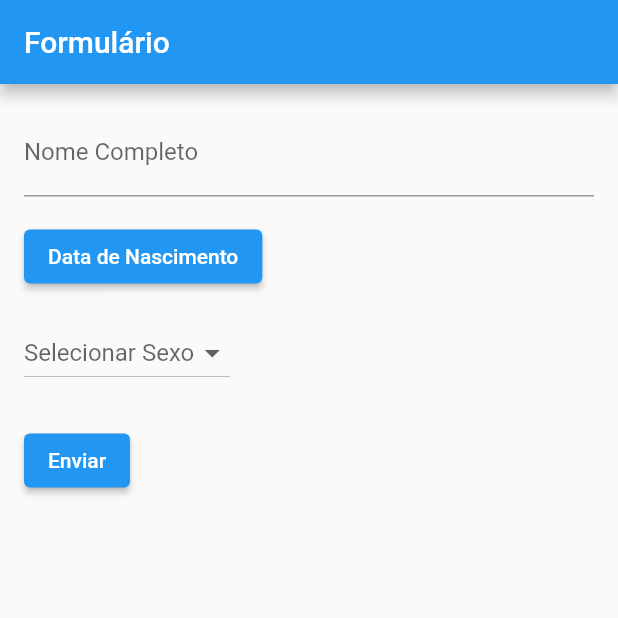
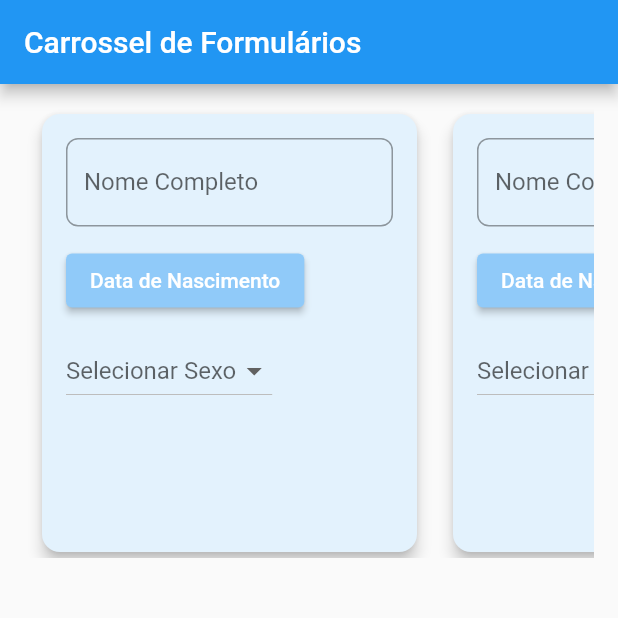
Before and after one commit to MariaEgoetz/MOBILE-2025, a Flutter app: the screen it shows after launch, on a phone screen of 412 x 824 dp, the top half of it. Run offline on Flutter 3.47's test engine with Material 3 defaults, Android fonts, the phone set to English and light mode, and no system bars.

Commit message:
Atividade presença do dia 09-08 carrossel de formulario

```diff
--- a/lib/TelaInicial.dart
+++ b/lib/TelaInicial.dart
@@ -6,31 +6,68 @@ class TelaInicial extends StatefulWidget {
 }
 
 class _TelaInicialState extends State<TelaInicial> {
-  String nome = '';
-  DateTime? dataNascimento;
-  String? sexo;
+
   String mensagem = '';
 
   @override
   Widget build(BuildContext context) {
     return Scaffold(
-      appBar: AppBar(title: Text('Formulário')),
+      appBar: AppBar(title: Text('Carrossel de Formulários')),
       body: Padding(
+        padding: EdgeInsets.all(16),
+        child: SizedBox(
+          height: 300, // Altura fixa para o carrossel
+          child: ListView.builder(
+            scrollDirection: Axis.horizontal,
+            itemCount: 3, // Número de cards, ajuste se quiser mais
+            itemBuilder: (context, index) {
+              return Padding(
+                padding: EdgeInsets.symmetric(horizontal: 8),
+                child: MicroFormCard(),
+              );
+            },
+          ),
+        ),
+      ),
+    );
+  }
+}
+//micro formulario
+class MicroFormCard extends StatefulWidget {
+  @override
+  _MicroFormCardState createState() => _MicroFormCardState();
+}
+
+class _MicroFormCardState extends State<MicroFormCard> {
+  String nome = '';
+  DateTime? dataNascimento;
+  String? sexo;
+
+  @override
+  Widget build(BuildContext context) {
+    return Card(
+      elevation: 4,
+      shape: RoundedRectangleBorder(borderRadius: BorderRadius.circular(12)),
+      color: Colors.blue[50], // Cor bonitinha
+      child: SizedBox(
+        width: 250, // Largura de cada card
+        child: Padding(
           padding: EdgeInsets.all(16),
           child: Column(
             crossAxisAlignment: CrossAxisAlignment.start,
             children: [
-
               TextField(
-              decoration: InputDecoration(labelText: 'Nome Completo'),
+                decoration: InputDecoration(
+                  labelText: 'Nome Completo',
+                  border: OutlineInputBorder(borderRadius: BorderRadius.circular(8)),
+                ),
                 onChanged: (valor) {
                   nome = valor;
                 },
               ),
-
-            SizedBox(height: 16),
-
+              SizedBox(height: 12),
               ElevatedButton(
+                style: ElevatedButton.styleFrom(backgroundColor: Colors.blue[200]),
                 onPressed: () async {
                   DateTime? escolhida = await showDatePicker(
                     context: context,
@@ -38,7 +75,6 @@ class _TelaInicialState extends State<TelaInicial> {
                     firstDate: DateTime(1900),
                     lastDate: DateTime.now(),
                   );
-
                   if (escolhida != null) {
                     setState(() {
                       dataNascimento = escolhida;
@@ -47,17 +83,14 @@ class _TelaInicialState extends State<TelaInicial> {
                 },
                 child: Text('Data de Nascimento'),
               ),
-
               if (dataNascimento != null)
                 Padding(
                   padding: EdgeInsets.only(top: 8),
                   child: Text(
-                  'Data escolhida: ${dataNascimento!.day}/${dataNascimento!.month}/${dataNascimento!.year}',
+                    'Data: ${dataNascimento!.day}/${dataNascimento!.month}/${dataNascimento!.year}',
                   ),
                 ),
-
-            SizedBox(height: 16),
-
+              SizedBox(height: 12),
               DropdownButton<String>(
                 hint: Text('Selecionar Sexo'),
                 value: sexo,
@@ -70,42 +103,8 @@ class _TelaInicialState extends State<TelaInicial> {
                   });
                 },
               ),
-
-            SizedBox(height: 24),
-
-            ElevatedButton(
-              onPressed: () {
-                if (nome.isEmpty || dataNascimento == null || sexo == null) {
-                  setState(() {
-                    mensagem = 'Preencha todos os campos.';
-                  });
-                  return;
-                }
-
-                int idade = DateTime.now().year - dataNascimento!.year;
-
-                DateTime hoje = DateTime.now();
-                if (hoje.month < dataNascimento!.month ||
-                    (hoje.month == dataNascimento!.month && hoje.day < dataNascimento!.day)) {
-                  idade--;
-                }
-
-                if (idade >= 18) {
-                  setState(() {
-                    mensagem = 'Cadastro permitido!';
-                  });
-                } else {
-                  setState(() {
-                    mensagem = 'Você precisa ter mais de 18 anos.';
-                  });
-                }
-              },
-              child: Text('Enviar'),
+            ],
           ),
-
-            SizedBox(height: 16),
-            Text(mensagem),
-          ],
         ),
       ),
     );
```
Lines whose indentation alone changed are shown as unchanged.
